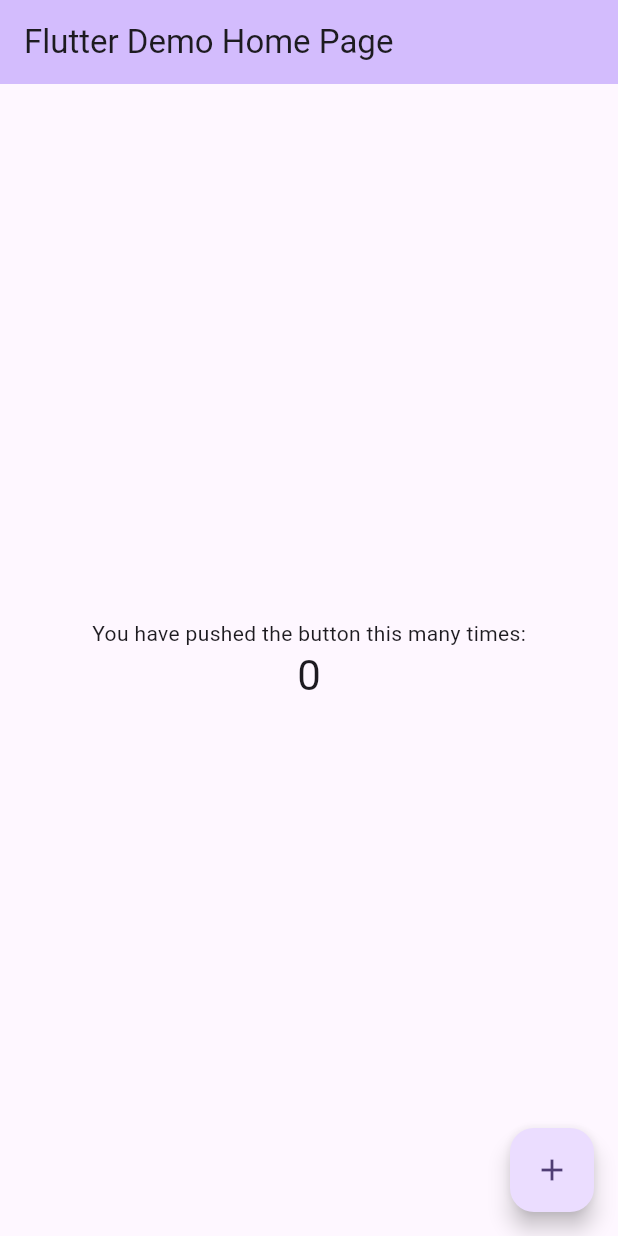
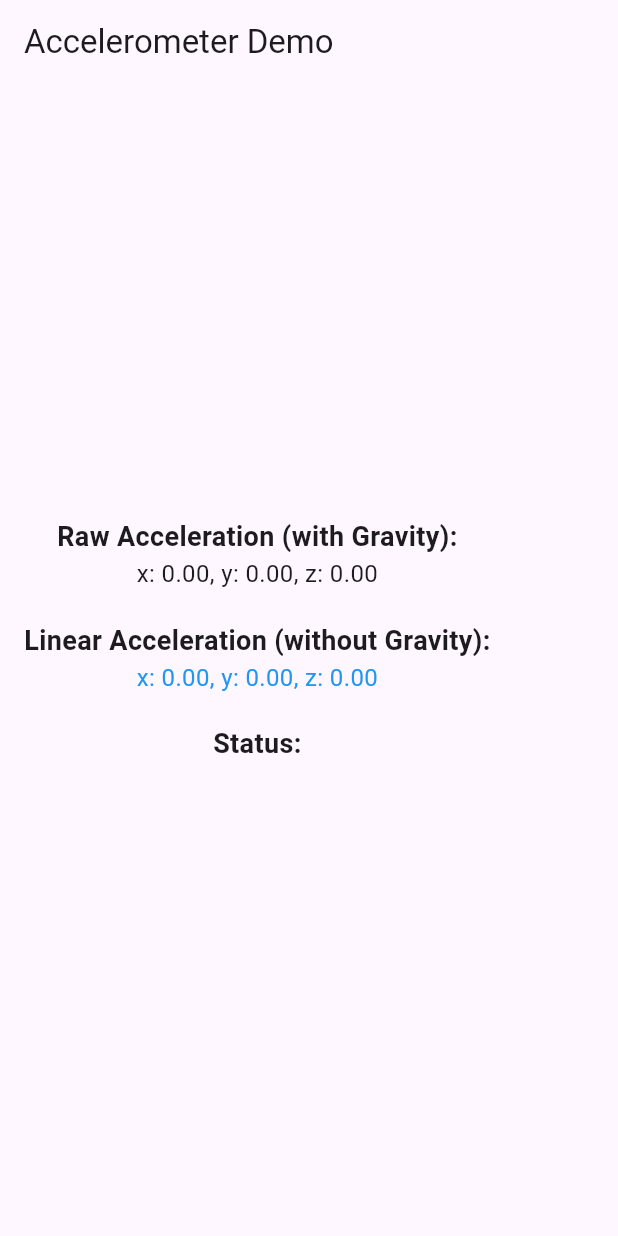
Before and after one commit to khkim6040/self-improvement, a Flutter app: the screen it shows after launch, on a phone screen of 412 x 824 dp. Run offline on Flutter 3.47's test engine with Material 3 defaults, Android fonts, the phone set to English and light mode, and no system bars; our stand-ins replace sensors_plus.

Commit message:
Feat: Accelerator considering gravity

```diff
--- a/geeko_app/lib/main.dart
+++ b/geeko_app/lib/main.dart
@@ -1,4 +1,6 @@
+import 'dart:math';
 import 'package:flutter/material.dart';
+import 'package:sensors_plus/sensors_plus.dart';
 
 void main() {
   runApp(const MyApp());
@@ -7,119 +9,119 @@
 class MyApp extends StatelessWidget {
   const MyApp({super.key});
 
-  // This widget is the root of your application.
   @override
   Widget build(BuildContext context) {
     return MaterialApp(
-      title: 'Flutter Demo',
-      theme: ThemeData(
-        // This is the theme of your application.
-        //
-        // TRY THIS: Try running your application with "flutter run". You'll see
-        // the application has a purple toolbar. Then, without quitting the app,
-        // try changing the seedColor in the colorScheme below to Colors.green
-        // and then invoke "hot reload" (save your changes or press the "hot
-        // reload" button in a Flutter-supported IDE, or press "r" if you used
-        // the command line to start the app).
-        //
-        // Notice that the counter didn't reset back to zero; the application
-        // state is not lost during the reload. To reset the state, use hot
-        // restart instead.
-        //
-        // This works for code too, not just values: Most code changes can be
-        // tested with just a hot reload.
-        colorScheme: ColorScheme.fromSeed(seedColor: Colors.deepPurple),
-        useMaterial3: true,
-      ),
-      home: const MyHomePage(title: 'Flutter Demo Home Page'),
+      debugShowCheckedModeBanner: false,
+      title: 'Accelerometer Demo',
+      home: const MyHomePage(),
     );
   }
 }
 
 class MyHomePage extends StatefulWidget {
-  const MyHomePage({super.key, required this.title});
-
-  // This widget is the home page of your application. It is stateful, meaning
-  // that it has a State object (defined below) that contains fields that affect
-  // how it looks.
-
-  // This class is the configuration for the state. It holds the values (in this
-  // case the title) provided by the parent (in this case the App widget) and
-  // used by the build method of the State. Fields in a Widget subclass are
-  // always marked "final".
-
-  final String title;
+  const MyHomePage({super.key});
 
   @override
   State<MyHomePage> createState() => _MyHomePageState();
 }
 
 class _MyHomePageState extends State<MyHomePage> {
-  int _counter = 0;
+  double x = 0.0, y = 0.0, z = 0.0;
+  double linearX = 0.0, linearY = 0.0, linearZ = 0.0;
 
-  void _incrementCounter() {
-    setState(() {
-      // This call to setState tells the Flutter framework that something has
-      // changed in this State, which causes it to rerun the build method below
-      // so that the display can reflect the updated values. If we changed
-      // _counter without calling setState(), then the build method would not be
-      // called again, and so nothing would appear to happen.
-      _counter++;
+  // 중력 값을 유지하기 위한 변수 (Low-Pass Filter)
+  double gravityX = 0.0, gravityY = 0.0, gravityZ = 0.0;
+
+  // 필터 상수: 값이 작을수록 중력이 더 느리게 변화
+  final double alpha = 0.8;
+
+  // 사용자에게 경고 메시지를 제공하기 위한 변수
+  String feedbackMessage = '';
+
+  @override
+  void initState() {
+    super.initState();
+
+    // 가속도 데이터 수집
+    accelerometerEvents.listen((AccelerometerEvent event) {
+      // 중력 계산 (Low-Pass Filter)
+      gravityX = alpha * gravityX + (1 - alpha) * event.x;
+      gravityY = alpha * gravityY + (1 - alpha) * event.y;
+      gravityZ = alpha * gravityZ + (1 - alpha) * event.z;
+
+      // 중력 제거 후, 실제 움직임 계산 (High-Pass Filter)
+      linearX = event.x - gravityX;
+      linearY = event.y - gravityY;
+      linearZ = event.z - gravityZ;
+
+      // 급가속/급제동 감지
+      feedbackMessage = _detectSuddenAcceleration(linearX, linearY, linearZ);
+
+      setState(() {
+        x = event.x;
+        y = event.y;
+        z = event.z;
+      });
     });
+  }
+
+  // 급가속/급제동 감지 함수
+  String _detectSuddenAcceleration(double x, double y, double z) {
+    double accelerationMagnitude = sqrt(x * x + y * y + z * z);
+
+    if (accelerationMagnitude > 15.0) {
+      return '⚠️ 급가속 감지! 속도를 줄이세요!';
+    } else if (accelerationMagnitude < 5.0) {
+      return '⚠️ 급제동 감지!';
+    } else {
+      return '안전 주행 중입니다. 👍';
+    }
   }
 
   @override
   Widget build(BuildContext context) {
-    // This method is rerun every time setState is called, for instance as done
-    // by the _incrementCounter method above.
-    //
-    // The Flutter framework has been optimized to make rerunning build methods
-    // fast, so that you can just rebuild anything that needs updating rather
-    // than having to individually change instances of widgets.
     return Scaffold(
-      appBar: AppBar(
-        // TRY THIS: Try changing the color here to a specific color (to
-        // Colors.amber, perhaps?) and trigger a hot reload to see the AppBar
-        // change color while the other colors stay the same.
-        backgroundColor: Theme.of(context).colorScheme.inversePrimary,
-        // Here we take the value from the MyHomePage object that was created by
-        // the App.build method, and use it to set our appbar title.
-        title: Text(widget.title),
-      ),
-      body: Center(
-        // Center is a layout widget. It takes a single child and positions it
-        // in the middle of the parent.
+      appBar: AppBar(title: const Text('Accelerometer Demo')),
+      body: Padding(
+        padding: const EdgeInsets.all(16.0),
         child: Column(
-          // Column is also a layout widget. It takes a list of children and
-          // arranges them vertically. By default, it sizes itself to fit its
-          // children horizontally, and tries to be as tall as its parent.
-          //
-          // Column has various properties to control how it sizes itself and
-          // how it positions its children. Here we use mainAxisAlignment to
-          // center the children vertically; the main axis here is the vertical
-          // axis because Columns are vertical (the cross axis would be
-          // horizontal).
-          //
-          // TRY THIS: Invoke "debug painting" (choose the "Toggle Debug Paint"
-          // action in the IDE, or press "p" in the console), to see the
-          // wireframe for each widget.
           mainAxisAlignment: MainAxisAlignment.center,
-          children: <Widget>[
+          children: [
             const Text(
-              'You have pushed the button this many times:',
+              'Raw Acceleration (with Gravity):',
+              style: TextStyle(fontSize: 18, fontWeight: FontWeight.bold),
             ),
             Text(
-              '$_counter',
-              style: Theme.of(context).textTheme.headlineMedium,
+              'x: ${x.toStringAsFixed(2)}, y: ${y.toStringAsFixed(2)}, z: ${z.toStringAsFixed(2)}',
+              style: const TextStyle(fontSize: 16),
+            ),
+            const SizedBox(height: 20),
+            const Text(
+              'Linear Acceleration (without Gravity):',
+              style: TextStyle(fontSize: 18, fontWeight: FontWeight.bold),
+            ),
+            Text(
+              'x: ${linearX.toStringAsFixed(2)}, y: ${linearY.toStringAsFixed(2)}, z: ${linearZ.toStringAsFixed(2)}',
+              style: const TextStyle(fontSize: 16, color: Colors.blue),
+            ),
+            const SizedBox(height: 20),
+            const Text(
+              'Status:',
+              style: TextStyle(fontSize: 18, fontWeight: FontWeight.bold),
+            ),
+            Text(
+              feedbackMessage,
+              style: TextStyle(
+                fontSize: 18,
+                fontWeight: FontWeight.bold,
+                color:
+                    feedbackMessage.contains('⚠️') ? Colors.red : Colors.green,
+              ),
             ),
           ],
         ),
       ),
-      floatingActionButton: FloatingActionButton(
-        onPressed: _incrementCounter,
-        tooltip: 'Increment',
-        child: const Icon(Icons.add),
-      ), // This trailing comma makes auto-formatting nicer for build methods.
     );
   }
 }
--- a/geeko_app/pubspec.yaml
+++ b/geeko_app/pubspec.yaml
@@ -34,6 +34,7 @@ dependencies:
   # The following adds the Cupertino Icons font to your application.
   # Use with the CupertinoIcons class for iOS style icons.
   cupertino_icons: ^1.0.8
+  sensors_plus: ^6.1.1
 
 dev_dependencies:
   flutter_test:
```
Also changed, not shown: geeko_app/pubspec.lock.
